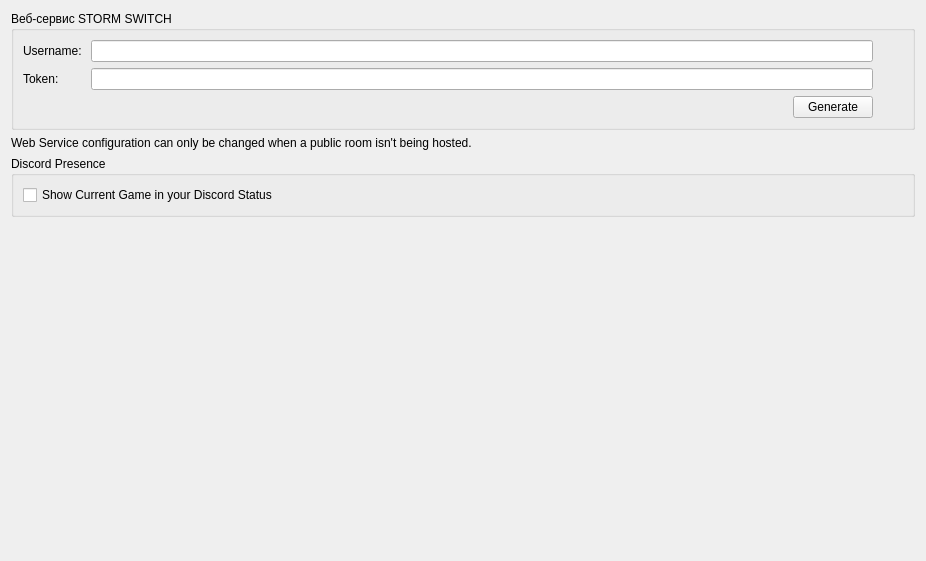
This is src/storm_switch/configuration/configure_web.ui in ReiKatari/STORM_SWITCH as Qt 5 draws it before an edit. The edited form follows.
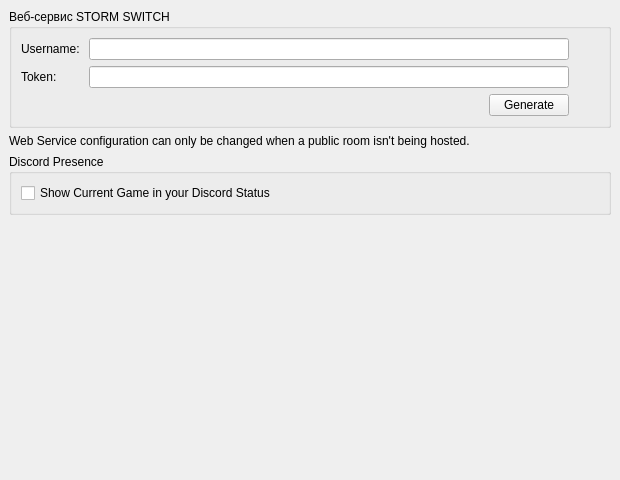
This is the edited form.

What changed in the file:
```diff
--- a/src/storm_switch/configuration/configure_web.ui
+++ b/src/storm_switch/configuration/configure_web.ui
@@ -6,8 +6,8 @@
    <rect>
     <x>0</x>
     <y>0</y>
-    <width>926</width>
-    <height>561</height>
+    <width>620</width>
+    <height>480</height>
    </rect>
   </property>
   <property name="windowTitle">
@@ -16,9 +16,39 @@
   <property name="accessibleName">
    <string>Web</string>
   </property>
-  <layout class="QVBoxLayout" name="verticalLayout">
+  <layout class="QVBoxLayout" name="outerLayout">
+   <property name="leftMargin">
+    <number>0</number>
+   </property>
+   <property name="topMargin">
+    <number>0</number>
+   </property>
+   <property name="rightMargin">
+    <number>0</number>
+   </property>
+   <property name="bottomMargin">
+    <number>0</number>
+   </property>
    <item>
-    <layout class="QVBoxLayout" name="verticalLayout_3">
+    <widget class="QScrollArea" name="scrollArea">
+     <property name="frameShape">
+      <enum>QFrame::Shape::NoFrame</enum>
+     </property>
+     <property name="widgetResizable">
+      <bool>true</bool>
+     </property>
+     <widget class="QWidget" name="scrollAreaWidgetContents">
+      <property name="geometry">
+       <rect>
+        <x>0</x>
+        <y>0</y>
+        <width>620</width>
+        <height>480</height>
+       </rect>
+      </property>
+      <layout class="QVBoxLayout" name="verticalLayout">
+       <item>
+        <layout class="QVBoxLayout" name="verticalLayout_3">
      <item>
       <widget class="QGroupBox" name="groupBoxWebConfig">
        <property name="title">
@@ -163,7 +193,11 @@
        <height>40</height>
       </size>
      </property>
-    </spacer>
+        </spacer>
+       </item>
+      </layout>
+     </widget>
+    </widget>
    </item>
   </layout>
  </widget>
```
